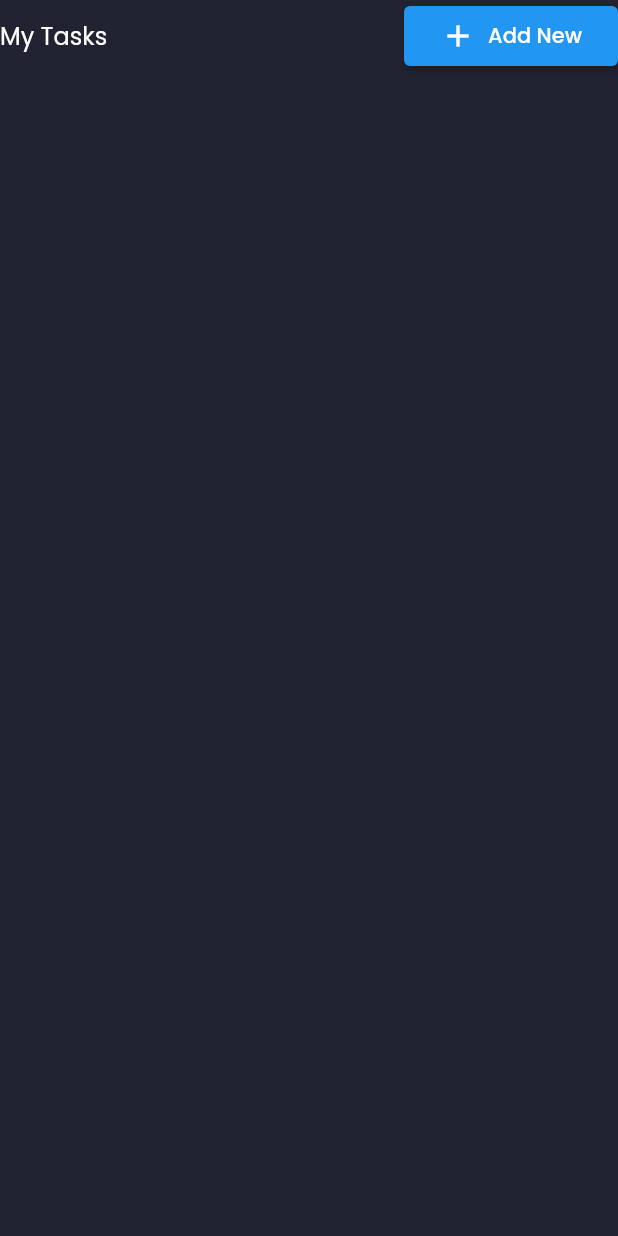
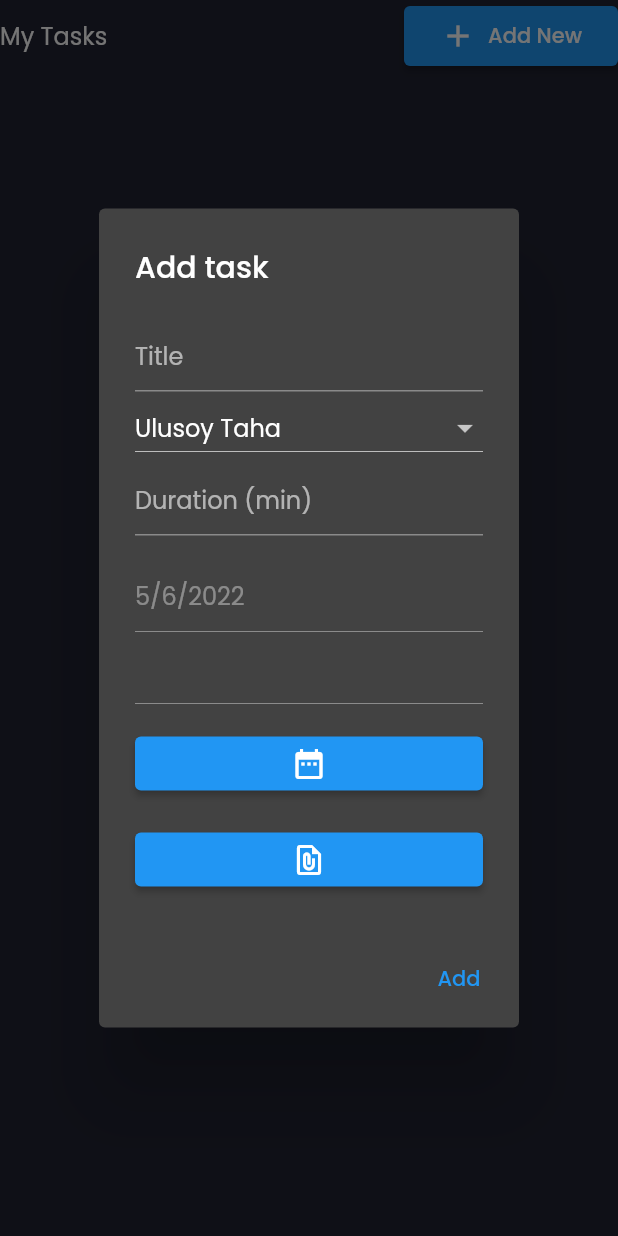
Before and after one commit to Turpal187/FlutterApp, a Flutter app: the MyTasks widget shown alone on an empty page, opened directly with empty values, after a tap on "Add New", on a phone screen of 412 x 824 dp. Run offline on Flutter 3.47's test engine with Material 2 defaults, Android fonts, the phone set to English and light mode, and no system bars; our stand-ins replace data_table_2, file_picker, fl_chart, flutter_signin_button, flutter_svg, google_fonts and 3 more; missing offline and left inert: enough_mail, extension_google_sign_in_as_googleapis_auth, googleapis, mongo_dart; network calls fail; project files that could hold a hidden picture were left out.

Commit message:
Upload file upon adding new task

```diff
--- a/lib/screens/tasks/components/my_tasks.dart
+++ b/lib/screens/tasks/components/my_tasks.dart
@@ -61,78 +61,86 @@ class _MyTasksState extends StateMVC<MyTasks> {
               ),
               onPressed: () async {
 
-                GoogleDriveApi.upload();
-
-                // showDialog(
-                //   context: context,
-                //   builder: (BuildContext context) {
-                //     return AlertDialog(
-                //       title: Text("Add task"),
-                //       content:
-                //       IntrinsicHeight(
-                //         child: Column(
-                //           children: [
-                //             TextField(
-                //               decoration: new InputDecoration(
-                //                 hintText: "Title"
-                //               ),
-                //               onChanged: (String name) {
-                //                 this._newTaskName = name;
-                //               },
-                //             ),
-                //             DropdownButton(
-                //               isExpanded: true,
-                //               value: this._controller.employees[0].id,
-                //               items: this._controller.employees.map((e) => DropdownMenuItem(value: e.id, child: Text(e.toString()))).toList(),
-                //               onChanged: (String? value)
-                //               {
-                //                 _newEmployee = value!;
-                //               }
-                //             ),
-                //             TextField(
-                //               keyboardType: TextInputType.number,
-                //               inputFormatters: <TextInputFormatter>[FilteringTextInputFormatter.digitsOnly],
-                //               decoration: new InputDecoration(
-                //                 hintText: "Duration (min)"
-                //               ),
-                //               onChanged: (String duration) {
-                //                 _newTaskDuration = int.parse(duration);
-                //               },
-                //             ),
-                //             SizedBox(height: defaultPadding),
-                //             TextField(
-                //               enabled: false,
-                //               controller: _dateController,
-                //             ),
-                //             TextField(
-                //               enabled: false,
-                //               controller: _timeController,
-                //             ),
-                //             SizedBox(height: defaultPadding),
-                //             SizedBox(
-                //               width: double.infinity,
-                //               child: ElevatedButton(
-                //                 onPressed: () {
-                //                   _selectDate(context);
-                //                 },
-                //                 child: Icon(Icons.date_range)
-                //               )
-                //             )
-                //           ],
-                //         ),
-                //       ),
-                //       actions: <Widget>[
-                //         TextButton(onPressed: () {
-                //           this._controller.addTask(this._newTaskName, this._newEmployee, this._dateController.text, this._timeController.text, this._newTaskDuration); // Send new task to controller singleton
-                //           this._notifyParent(); // Notify parent of changes
-                //           Navigator.of(context).pop(); // Pop the popup dialog from the widget stack after adding task item
-                //         },
-                //         child: Text("Add"),
-                //         ),
-                //       ],
-                //     );
-                //   },
-                // );
+                showDialog(
+                  context: context,
+                  builder: (BuildContext context) {
+                    return AlertDialog(
+                      title: Text("Add task"),
+                      content:
+                      IntrinsicHeight(
+                        child: Column(
+                          children: [
+                            TextField(
+                              decoration: new InputDecoration(
+                                hintText: "Title"
+                              ),
+                              onChanged: (String name) {
+                                this._newTaskName = name;
+                              },
+                            ),
+                            DropdownButton(
+                              isExpanded: true,
+                              value: this._controller.employees[0].id,
+                              items: this._controller.employees.map((e) => DropdownMenuItem(value: e.id, child: Text(e.toString()))).toList(),
+                              onChanged: (String? value)
+                              {
+                                _newEmployee = value!;
+                              }
+                            ),
+                            TextField(
+                              keyboardType: TextInputType.number,
+                              inputFormatters: <TextInputFormatter>[FilteringTextInputFormatter.digitsOnly],
+                              decoration: new InputDecoration(
+                                hintText: "Duration (min)"
+                              ),
+                              onChanged: (String duration) {
+                                _newTaskDuration = int.parse(duration);
+                              },
+                            ),
+                            SizedBox(height: defaultPadding),
+                            TextField(
+                              enabled: false,
+                              controller: _dateController,
+                            ),
+                            TextField(
+                              enabled: false,
+                              controller: _timeController,
+                            ),
+                            SizedBox(height: defaultPadding),
+                            SizedBox(
+                              width: double.infinity,
+                              child: ElevatedButton(
+                                onPressed: () {
+                                  _selectDate(context);
+                                },
+                                child: Icon(Icons.date_range)
+                              )
+                            ),
+                            SizedBox(height: defaultPadding),
+                            SizedBox(
+                              width: double.infinity,
+                              child: ElevatedButton(
+                                onPressed: () {
+                                  GoogleDriveApi.upload();
+                                },
+                                child: Icon(Icons.file_present_outlined)
+                              )
+                            )
+                          ],
+                        ),
+                      ),
+                      actions: <Widget>[
+                        TextButton(onPressed: () {
+                          this._controller.addTask(this._newTaskName, this._newEmployee, this._dateController.text, this._timeController.text, this._newTaskDuration); // Send new task to controller singleton
+                          this._notifyParent(); // Notify parent of changes
+                          Navigator.of(context).pop(); // Pop the popup dialog from the widget stack after adding task item
+                        },
+                        child: Text("Add"),
+                        ),
+                      ],
+                    );
+                  },
+                );
               },
               icon: Icon(Icons.add),
               label: Text("Add New"),
```
